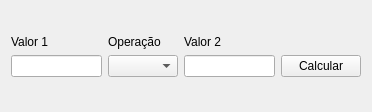
Qt form CC/MainWindow.ui (gusmd/jocppqt) before a commit.
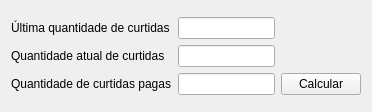
The same form after that commit.

```diff
--- a/CC/MainWindow.ui
+++ b/CC/MainWindow.ui
@@ -17,75 +17,40 @@
    <layout class="QGridLayout" name="gridLayout">
     <item row="0" column="0">
      <layout class="QGridLayout" name="gridLayout_2">
-      <item row="1" column="1">
-       <widget class="QLabel" name="label_3">
-        <property name="sizePolicy">
-         <sizepolicy hsizetype="Preferred" vsizetype="Preferred">
-          <horstretch>0</horstretch>
-          <verstretch>0</verstretch>
-         </sizepolicy>
-        </property>
-        <property name="text">
-         <string>Operação</string>
-        </property>
-       </widget>
-      </item>
-      <item row="1" column="0">
-       <widget class="QLabel" name="label">
-        <property name="sizePolicy">
-         <sizepolicy hsizetype="Preferred" vsizetype="Preferred">
-          <horstretch>0</horstretch>
-          <verstretch>0</verstretch>
-         </sizepolicy>
-        </property>
-        <property name="text">
-         <string>Valor 1</string>
-        </property>
-       </widget>
-      </item>
-      <item row="1" column="2">
-       <widget class="QLabel" name="label_2">
-        <property name="sizePolicy">
-         <sizepolicy hsizetype="Preferred" vsizetype="Preferred">
-          <horstretch>0</horstretch>
-          <verstretch>0</verstretch>
-         </sizepolicy>
-        </property>
-        <property name="text">
-         <string>Valor 2</string>
-        </property>
-       </widget>
-      </item>
-      <item row="2" column="3">
+      <item row="3" column="2">
        <widget class="QPushButton" name="butao">
         <property name="text">
          <string>Calcular</string>
         </property>
        </widget>
       </item>
-      <item row="2" column="0">
+      <item row="3" column="0">
+       <widget class="QLabel" name="label_3">
+        <property name="text">
+         <string>Quantidade de curtidas pagas</string>
+        </property>
+       </widget>
+      </item>
+      <item row="1" column="1">
        <widget class="QLineEdit" name="num1Edit"/>
       </item>
-      <item row="2" column="2">
-       <widget class="QLineEdit" name="num2Edit"/>
+      <item row="1" column="0">
+       <widget class="QLabel" name="label">
+        <property name="sizePolicy">
+         <sizepolicy hsizetype="Preferred" vsizetype="Preferred">
+          <horstretch>0</horstretch>
+          <verstretch>0</verstretch>
+         </sizepolicy>
+        </property>
+        <property name="text">
+         <string>Última quantidade de curtidas</string>
+        </property>
+       </widget>
       </item>
       <item row="2" column="1">
-       <widget class="QComboBox" name="operatorComboBox">
-        <property name="sizePolicy">
-         <sizepolicy hsizetype="Fixed" vsizetype="Fixed">
-          <horstretch>0</horstretch>
-          <verstretch>0</verstretch>
-         </sizepolicy>
-        </property>
-        <property name="maximumSize">
-         <size>
-          <width>70</width>
-          <height>16777215</height>
-         </size>
-        </property>
-       </widget>
+       <widget class="QLineEdit" name="num2Edit"/>
       </item>
-      <item row="0" column="0" colspan="4">
+      <item row="0" column="0" colspan="3">
        <spacer name="verticalSpacer">
         <property name="orientation">
          <enum>Qt::Vertical</enum>
@@ -98,7 +63,7 @@
         </property>
        </spacer>
       </item>
-      <item row="3" column="0" colspan="4">
+      <item row="4" column="0" colspan="3">
        <spacer name="verticalSpacer_2">
         <property name="orientation">
          <enum>Qt::Vertical</enum>
@@ -111,6 +76,22 @@
         </property>
        </spacer>
       </item>
+      <item row="2" column="0">
+       <widget class="QLabel" name="label_2">
+        <property name="sizePolicy">
+         <sizepolicy hsizetype="Preferred" vsizetype="Preferred">
+          <horstretch>0</horstretch>
+          <verstretch>0</verstretch>
+         </sizepolicy>
+        </property>
+        <property name="text">
+         <string>Quantidade atual de curtidas</string>
+        </property>
+       </widget>
+      </item>
+      <item row="3" column="1">
+       <widget class="QLineEdit" name="num3Edit"/>
+      </item>
      </layout>
     </item>
    </layout>
```
